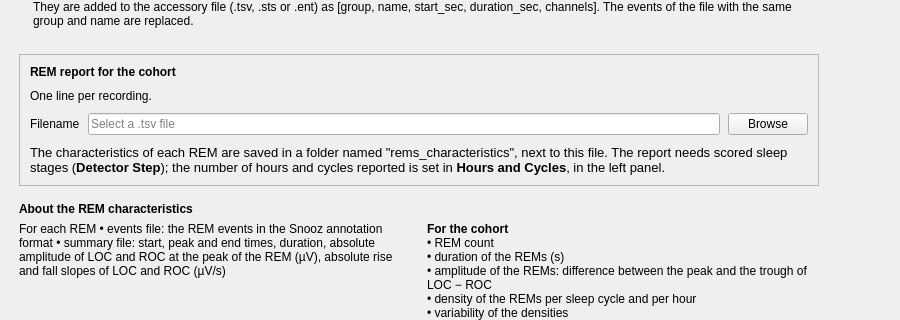
First picture: the form in tools/CEAMSTools/DetectREMsYASA/OutputFileStep/Ui_OutputFileStep.ui, repository SnoozToolbox/snooz-package-ceams, before the edit; both pictures show x 0 to 900 and y 100 to 420 of the 900 by 700 pixel window.
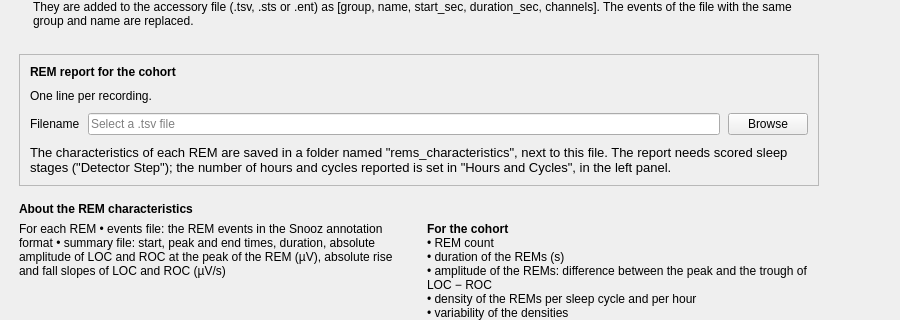
Second picture: the form after the edit.

Patch:
```diff
--- a/tools/CEAMSTools/DetectREMsYASA/OutputFileStep/Ui_OutputFileStep.ui
+++ b/tools/CEAMSTools/DetectREMsYASA/OutputFileStep/Ui_OutputFileStep.ui
@@ -222,10 +222,7 @@
               </font>
              </property>
              <property name="text">
-              <string>The characteristics of each REM are saved in a folder named "rems_characteristics", next to this file. The report needs scored sleep stages (&lt;b&gt;Detector Step&lt;/b&gt;); the number of hours and cycles reported is set in &lt;b&gt;Hours and Cycles&lt;/b&gt;, in the left panel.</string>
-             </property>
-             <property name="textFormat">
-              <enum>Qt::TextFormat::RichText</enum>
+              <string>The characteristics of each REM are saved in a folder named "rems_characteristics", next to this file. The report needs scored sleep stages ("Detector Step"); the number of hours and cycles reported is set in "Hours and Cycles", in the left panel.</string>
              </property>
              <property name="wordWrap">
               <bool>true</bool>
```
